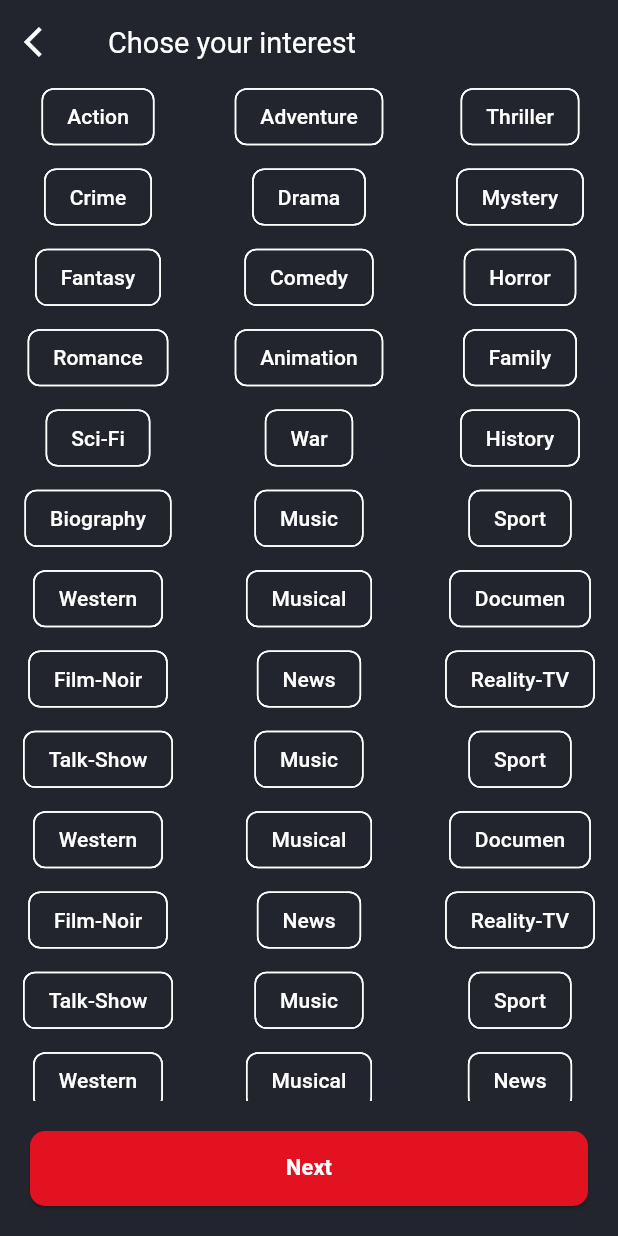
After one commit to halitomer/movie_app, a Flutter app: the InterestPage screen opened directly, on a phone screen of 412 x 824 dp. The commit adds this screen. Run offline on Flutter 3.47's test engine with Material 3 defaults, Android fonts, the light colour scheme and no system bars; our stand-ins replace cached_network_image, cloud_firestore, firebase_auth, firebase_core, flutter_screenutil, google_sign_in and 3 more; accounts and stored records are empty.

Commit message:
add interes page after sign up page

```diff
--- a/lib/Components/text_style.dart
+++ b/lib/Components/text_style.dart
@@ -24,4 +24,20 @@ class CustomTextStyle {
     fontSize: 15.sp,
     fontWeight: FontWeight.normal,
   );
+  static TextStyle textStyle7 = TextStyle(
+    color: Colors.white,
+    fontSize: 20.sp,
+    fontWeight: FontWeight.normal,
+    fontStyle: FontStyle.normal,
+    fontFamily: 'Roboto',
+
+  );
+  static TextStyle textStyle8 = TextStyle(
+    color: Colors.white,
+    fontSize: 15.sp,
+    fontWeight: FontWeight.normal,
+    fontStyle: FontStyle.italic,
+    fontFamily:   'Roboto',
+
+  );
 }
--- a/lib/home/Sign Up.dart
+++ b/lib/home/Sign Up.dart
@@ -5,6 +5,7 @@ import 'package:reactive_forms/reactive_forms.dart';
 import 'package:untitled4/Components/colors.dart';
 import 'package:untitled4/Components/text_style.dart';
 import 'package:untitled4/home/home_page.dart';
+import 'package:untitled4/home/pages/interest.dart';
 import 'package:untitled4/home/pages/widgets/icon_button.dart';
 import 'package:untitled4/home/pages/widgets/my_text_button.dart';
 
@@ -197,7 +198,7 @@ class _SignUpState extends State<SignUp> {
                             Navigator.pushReplacement(
                               context,
                               MaterialPageRoute(
-                                builder: (context) => const HomePage(),
+                                builder: (context) =>  InterestPage(),
                               ),
                             );
                           });
--- /dev/null
+++ b/lib/home/pages/data/types_data.dart
@@ -0,0 +1,44 @@
+
+const types = [
+
+    'Action',
+    'Adventure',
+    'Thriller' ,
+    'Crime',
+    'Drama',
+    'Mystery',
+    'Fantasy',
+    'Comedy',
+    'Horror',
+    'Romance',
+    'Animation',
+    'Family',
+    'Sci-Fi',
+    'War',
+    'History',
+    'Biography',
+    'Music',
+    'Sport',
+    'Western',
+    'Musical',
+    'Documen',
+    'Film-Noir',
+    'News',
+    'Reality-TV',
+    'Talk-Show',
+    'Music',
+    'Sport',
+    'Western',
+    'Musical',
+    'Documen',
+    'Film-Noir',
+    'News',
+    'Reality-TV',
+    'Talk-Show',
+    'Music',
+    'Sport',
+    'Western',
+    'Musical',
+    'News',
+
+];
--- /dev/null
+++ b/lib/home/pages/interest.dart
@@ -0,0 +1,94 @@
+import 'package:flutter/material.dart';
+import 'package:untitled4/Components/text_style.dart';
+import 'package:untitled4/home/home_page.dart';
+import 'package:untitled4/home/pages/data/types_data.dart';
+import 'package:untitled4/home/pages/widgets/my_elevated_button.dart';
+import '../../Components/colors.dart';
+
+class InterestPage extends StatefulWidget {
+  InterestPage({
+    super.key,
+  });
+
+  @override
+  State<InterestPage> createState() => _InterestPageState();
+}
+
+class _InterestPageState extends State<InterestPage> {
+  List values = types.map((e) => false).toList();
+
+  @override
+  Widget build(BuildContext context) {
+    return Scaffold(
+      appBar: AppBar(
+        leading: IconButton(
+          onPressed: () {
+            Navigator.pop(context);
+          },
+          icon: const Icon(
+            Icons.arrow_back_ios,
+            color: AppColors.white,
+          ),
+        ),
+        title: Text('Chose your interest', style: CustomTextStyle.textStyle7),
+      ),
+      body: Column(
+        children: [
+          Expanded(
+            child: GridView.builder(
+              itemCount: types.length,
+              shrinkWrap: true,
+              itemBuilder: (context, index) {
+                return ChoiceChip(
+                  selected: values[index],
+                  onSelected: (bool selected) {
+                    setState(() {
+                      values[index] = selected;
+                    });
+                  },
+                  label: Text(types[index],
+                      style: const TextStyle(color: AppColors.white)),
+                  selectedColor: AppColors.red,
+                  backgroundColor: AppColors.lightBlack,
+                  side: const BorderSide(
+                    color: AppColors.white,
+                    width: 1,
+                  ),
+                );
+              },
+              gridDelegate: const SliverGridDelegateWithFixedCrossAxisCount(
+                crossAxisCount: 3,
+                crossAxisSpacing: 10,
+                mainAxisSpacing: 10,
+                childAspectRatio: 3 / 1,
+
+              ),
+            ),
+          ),
+          Padding(
+            padding: const EdgeInsets.all(20),
+            child: SizedBox(
+              width: double.infinity,
+              height: 50,
+              child: ElevatedButton(
+                onPressed: () {
+                  Navigator.push(
+                      context,
+                      MaterialPageRoute(
+                      builder: (context) => HomePage()));
+                },
+                child:  Text('Next',style: CustomTextStyle.textStyle1,),
+                style: ElevatedButton.styleFrom(
+                   backgroundColor: AppColors.red,
+                  shape: RoundedRectangleBorder(
+                    borderRadius: BorderRadius.circular(10),
+                  ),
+                ),
+              ),
+            ),
+          ),
+        ],
+      ),
+    );
+  }
+}
--- a/lib/main.dart
+++ b/lib/main.dart
@@ -1,6 +1,7 @@
 import 'package:firebase_core/firebase_core.dart';
 import 'package:flutter/material.dart';
 import 'package:flutter_screenutil/flutter_screenutil.dart';
+import 'package:untitled4/home/pages/interest.dart';
 import 'package:untitled4/splash.dart';
 
 import 'Components/colors.dart';
@@ -28,7 +29,7 @@ class MyApp extends StatelessWidget {
             appBarTheme: const AppBarTheme(
                 backgroundColor: AppColors.lightBlack, elevation: 0),
             scaffoldBackgroundColor: AppColors.lightBlack),
-        home: const Splash(),
+        home:  Splash(),
       ),
     );
   }
--- a/pubspec.yaml
+++ b/pubspec.yaml
@@ -41,6 +41,7 @@ dependencies:
   firebase_auth: ^4.16.0
   cached_network_image: ^3.3.1
   google_sign_in: ^6.2.1
+  flutter_facebook_auth: ^6.0.4
 
 
 
```
Also changed, not shown: pubspec.lock, 1 other file.
